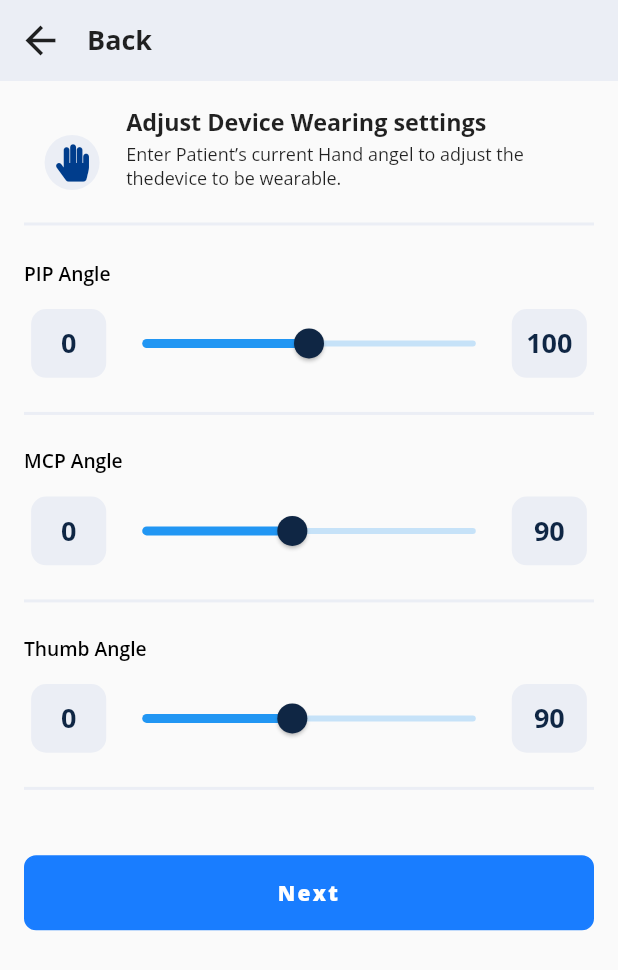
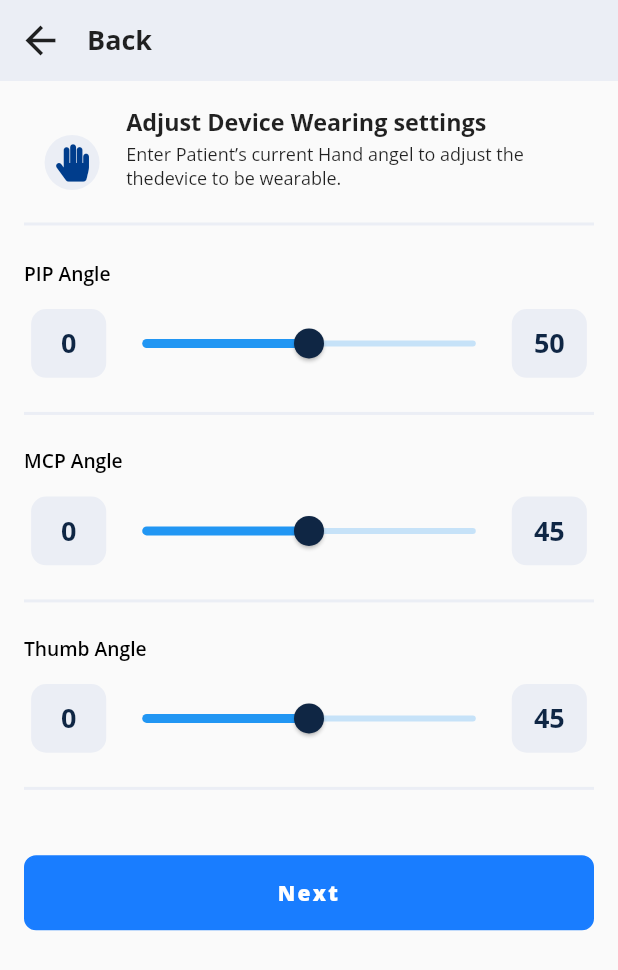
Before and after one commit to KarimElKassas/NureAB, a Flutter app: the InternalWearDevice screen opened directly, on a phone screen of 412 x 824 dp. Shown: the top 970 px of the screen. Run offline on Flutter 3.47's test engine with Material 2 defaults, Android fonts, the phone set to English and light mode, and no system bars; drawn by our look-alikes of auto_size_text; our stand-ins replace animate_do, bloc, buildcondition, flutter_bloc, flutter_iconly, flutter_screenutil and 7 more; accounts and stored records are empty.

Commit message:
Design Finish 20/1/2022

```diff
--- a/lib/screens/home_screens/home/internal_wearDevice.dart
+++ b/lib/screens/home_screens/home/internal_wearDevice.dart
@@ -144,7 +144,7 @@ class _InternalWearDeviceState extends State<InternalWearDevice> {
                           max: 100,
                         ),
                       ),
-                      RectangleNumber(num: '100'),
+                      RectangleNumber(num: cubit.PIP.round().toString()),
                     ],
                   ),
                   SizedBox(
@@ -189,10 +189,10 @@ class _InternalWearDeviceState extends State<InternalWearDevice> {
                             cubit.changeMCP(newRating);
                           },
                           min: 0,
-                          max: 100,
+                          max: 90,
                         ),
                       ),
-                      RectangleNumber(num: '90'),
+                      RectangleNumber(num: cubit.MCP.round().toString()),
                     ],
                   ),
                   SizedBox(
@@ -237,10 +237,10 @@ class _InternalWearDeviceState extends State<InternalWearDevice> {
                             cubit.changeThumb(newRating);
                           },
                           min: 0,
-                          max: 100,
+                          max: 90,
                         ),
                       ),
-                      RectangleNumber(num: '90'),
+                      RectangleNumber(num: cubit.Thumb.round().toString()),
                     ],
                   ),
                   SizedBox(
```
